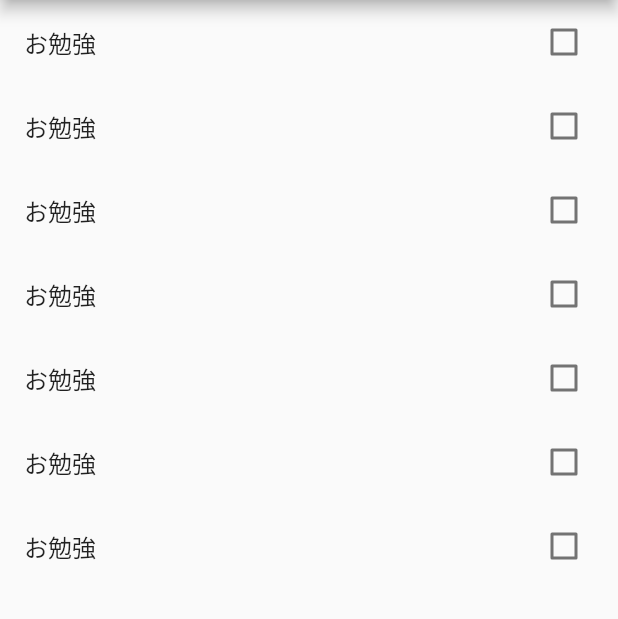
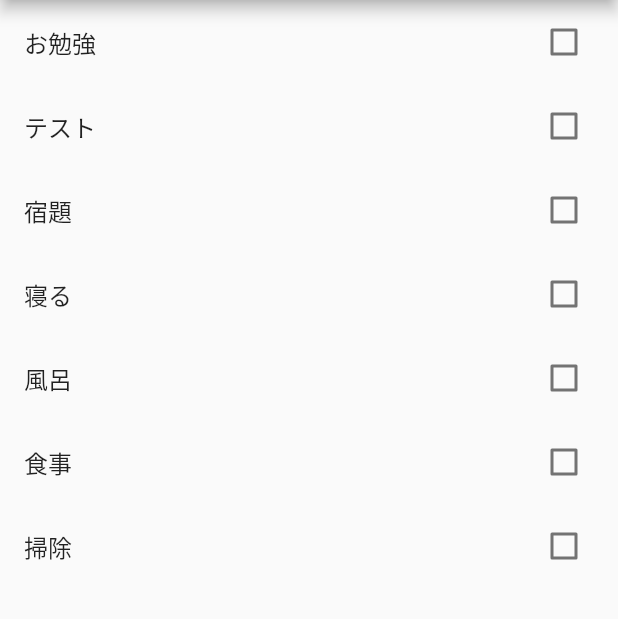
Before and after one commit to HirayamaSachi/myTodo, a Flutter app: the screen it shows after launch, on a phone screen of 412 x 824 dp, the part 84-703 px from its top. Run offline on Flutter 3.47's test engine with Material 2 defaults, Android fonts, the phone set to English and light mode, and no system bars; drawn by our look-alikes of flutter_slidable.

Commit message:
fix:Todoの項目修正

```diff
--- a/lib/main.dart
+++ b/lib/main.dart
@@ -54,12 +54,12 @@ class _ShowTodoState extends State<ShowWidget> {
   @override
   List<Map<String, dynamic>> _todoList = [
     {'name': 'お勉強', 'completed': false},
-    {'name': 'お勉強', 'completed': false},
-    {'name': 'お勉強', 'completed': false},
-    {'name': 'お勉強', 'completed': false},
-    {'name': 'お勉強', 'completed': false},
-    {'name': 'お勉強', 'completed': false},
-    {'name': 'お勉強', 'completed': false},
+    {'name': 'テスト', 'completed': false},
+    {'name': '宿題', 'completed': false},
+    {'name': '寝る', 'completed': false},
+    {'name': '風呂', 'completed': false},
+    {'name': '食事', 'completed': false},
+    {'name': '掃除', 'completed': false},
   ];
   //  add
   void _isHandleAdd(String value) {
```
